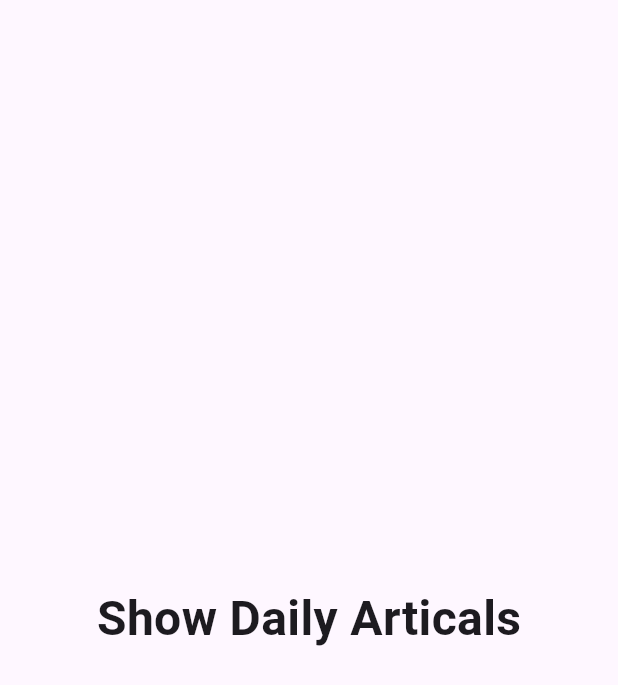
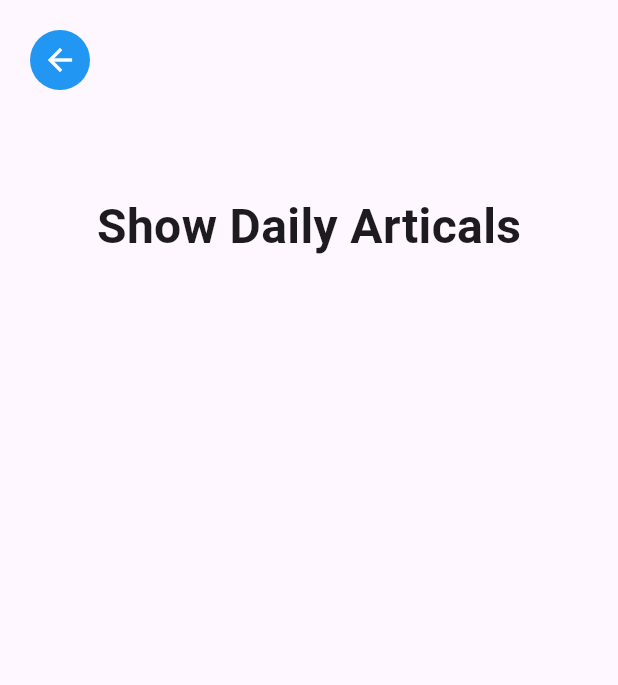
Before and after one commit to chamishkadilina/safestep, a Flutter app: the ArticalPage screen opened by its route, on a phone screen of 412 x 824 dp. Shown: the top 685 px of the screen. Run offline on Flutter 3.47's test engine with Material 3 defaults, Android fonts, the phone set to English and light mode, and no system bars.

Commit message:
pages back button added

```diff
--- a/lib/pages/artical_page.dart
+++ b/lib/pages/artical_page.dart
@@ -8,12 +8,31 @@ class ArticalPage extends StatelessWidget {
   @override
   Widget build(BuildContext context) {
     return const Scaffold(
-      body: Center(
-        child: Text(
-          'Show Daily Articals',
-          style: TextStyle(
-            fontSize: 32,
-            fontWeight: FontWeight.bold,
+      body: SafeArea(
+        child: Padding(
+          padding: EdgeInsets.all(16.0),
+          child: Column(
+            children: [
+              Align(
+                alignment: Alignment.centerLeft,
+                child: BackButton(
+                  style: ButtonStyle(
+                    iconColor: WidgetStatePropertyAll(Colors.white),
+                    backgroundColor: WidgetStatePropertyAll(Colors.blue),
+                  ),
+                ),
+              ),
+              SizedBox(height: 64),
+              Center(
+                child: Text(
+                  'Show Daily Articals',
+                  style: TextStyle(
+                    fontSize: 32,
+                    fontWeight: FontWeight.bold,
+                  ),
+                ),
+              ),
+            ],
           ),
         ),
       ),
```
Also changed, not shown: lib/pages/map_page.dart (+27 -6 lines).
